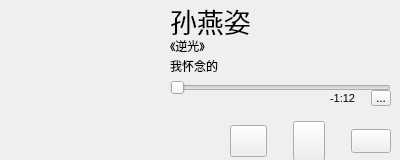
Old version of the form Scene/PlayScene.ui in the repository TMDJoJo/QtDoubanFM.
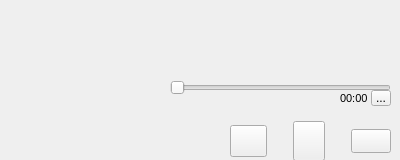
New version of the form. Custom widgets are drawn as their Qt base class.

Diff of the .ui file:
```diff
--- a/Scene/PlayScene.ui
+++ b/Scene/PlayScene.ui
@@ -28,7 +28,7 @@
     <rect>
      <x>170</x>
      <y>0</y>
-     <width>101</width>
+     <width>221</width>
      <height>41</height>
     </rect>
    </property>
@@ -39,7 +39,7 @@
     </font>
    </property>
    <property name="text">
-    <string>孙燕姿</string>
+    <string/>
    </property>
   </widget>
   <widget class="QLabel" name="lbe_album_name">
@@ -47,12 +47,12 @@
     <rect>
      <x>170</x>
      <y>40</y>
-     <width>54</width>
-     <height>12</height>
+     <width>221</width>
+     <height>16</height>
     </rect>
    </property>
    <property name="text">
-    <string>《逆光》</string>
+    <string/>
    </property>
   </widget>
   <widget class="QLabel" name="lbe_song_name">
@@ -60,15 +60,15 @@
     <rect>
      <x>170</x>
      <y>60</y>
-     <width>54</width>
-     <height>12</height>
+     <width>221</width>
+     <height>16</height>
     </rect>
    </property>
    <property name="text">
-    <string>我怀念的</string>
+    <string/>
    </property>
   </widget>
-  <widget class="QSlider" name="hs_time">
+  <widget class="PlayTimeSlider" name="play_time">
    <property name="geometry">
     <rect>
      <x>170</x>
@@ -84,9 +84,9 @@
   <widget class="QLabel" name="lbe_time_remaining">
    <property name="geometry">
     <rect>
-     <x>330</x>
+     <x>340</x>
      <y>90</y>
-     <width>41</width>
+     <width>31</width>
      <height>16</height>
     </rect>
    </property>
@@ -96,7 +96,7 @@
     </font>
    </property>
    <property name="text">
-    <string>-1:12</string>
+    <string>00:00</string>
    </property>
   </widget>
   <widget class="QToolButton" name="sound">
@@ -211,6 +211,13 @@
    </layout>
   </widget>
  </widget>
+ <customwidgets>
+  <customwidget>
+   <class>PlayTimeSlider</class>
+   <extends>QSlider</extends>
+   <header>playtimeslider.h</header>
+  </customwidget>
+ </customwidgets>
  <resources/>
  <connections/>
 </ui>
```
